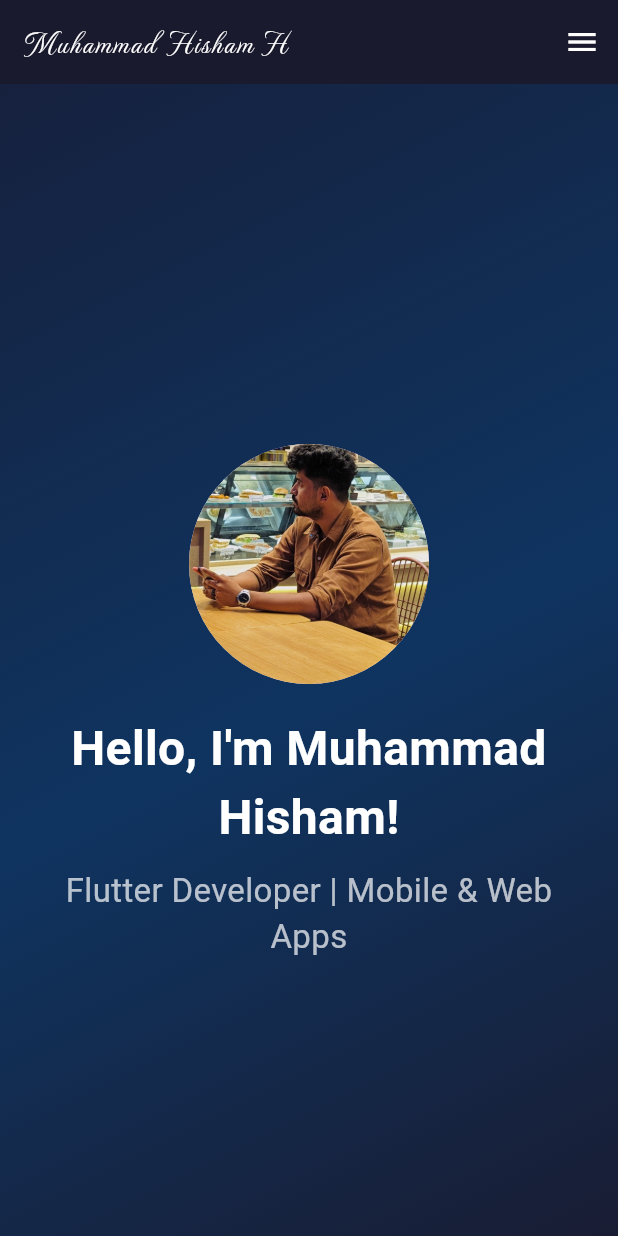
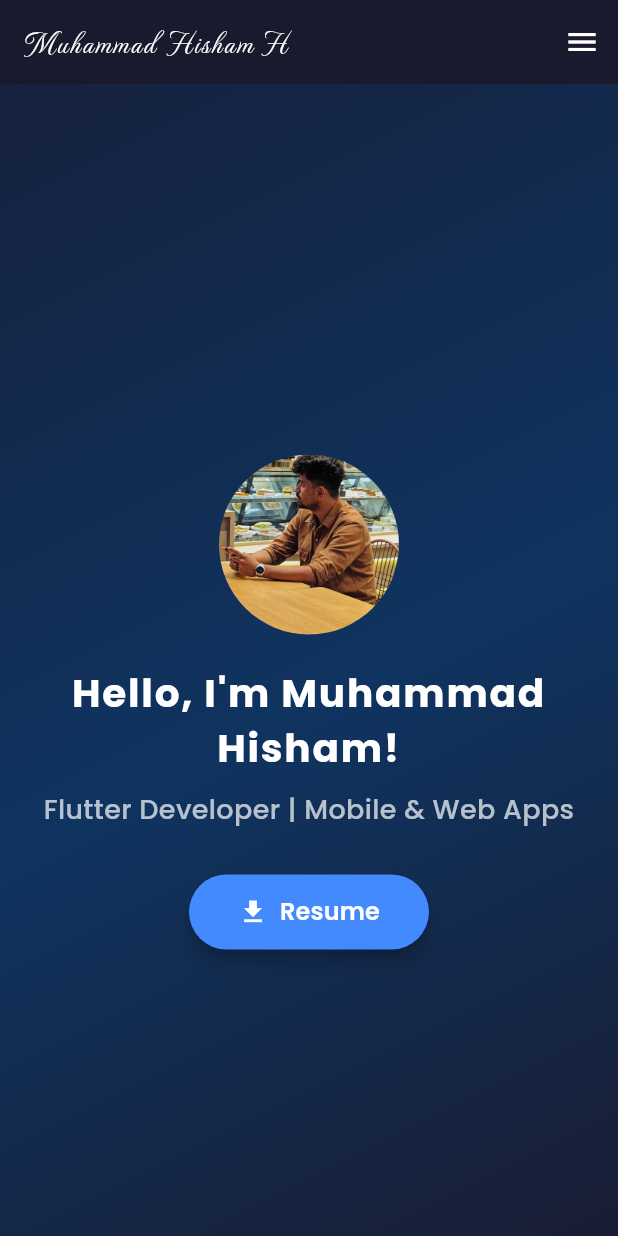
Before and after one commit to hishaamharis/Portfolio, a Flutter app: the screen it shows after launch, on a phone screen of 412 x 824 dp. Run offline on Flutter 3.47's test engine with Material 3 defaults, Android fonts, the phone set to English and light mode, and no system bars; drawn by our look-alikes of scrollable_positioned_list; our stand-ins replace flutter_svg, google_fonts.

Commit message:
Aded resume download section

```diff
--- a/lib/screens/home_screen.dart
+++ b/lib/screens/home_screen.dart
@@ -1,11 +1,30 @@
 import 'package:flutter/material.dart';
+import 'package:google_fonts/google_fonts.dart';
 import 'package:portfolio/constants/app_image.dart';
+import 'package:url_launcher/url_launcher.dart';
 
 class HomeScreen extends StatelessWidget {
   const HomeScreen({super.key});
 
+  // Function to download resume
+  void _downloadResume() async {
+    const url = 'https://drive.google.com/uc?export=download&id=18pZVazUU_rXt5Dq_MhBW_PhcTqDdG5Mh';
+    final uri = Uri.parse(url);
+
+    if (await canLaunchUrl(uri)) {
+      await launchUrl(uri, mode: LaunchMode.externalApplication);
+    } else {
+      debugPrint("Could not launch $url");
+    }
+  }
+
   @override
   Widget build(BuildContext context) {
+    double screenWidth = MediaQuery.of(context).size.width;
+    double avatarRadius = screenWidth < 600 ? 60 : 80;
+    double titleFontSize = screenWidth < 600 ? 26 : 32;
+    double subtitleFontSize = screenWidth < 600 ? 18 : 22;
+
     return Scaffold(
       body: Container(
         decoration: const BoxDecoration(
@@ -19,35 +38,71 @@ class HomeScreen extends StatelessWidget {
             ],
           ),
         ),
-        child: const Center(
+        child: Center(
           child: Padding(
-            padding: EdgeInsets.symmetric(horizontal: 20.0),
+            padding: const EdgeInsets.symmetric(horizontal: 20.0),
             child: Column(
               mainAxisAlignment: MainAxisAlignment.center,
               children: [
                 CircleAvatar(
-                  radius: 80,
-                  backgroundImage: AssetImage(AppImage.meImage),
+                  radius: avatarRadius,
+                  backgroundImage: const AssetImage(AppImage.meImage),
+                  backgroundColor: Colors.transparent,
                 ),
-                SizedBox(height: 20),
+                const SizedBox(height: 20),
                 Text(
-                  'Hello, I\'m Muhammad Hisham!',
-                  style: TextStyle(
-                    fontSize: 32,
+                  "Hello, I'm Muhammad Hisham!",
+                  style: GoogleFonts.poppins(
+                    fontSize: titleFontSize,
                     fontWeight: FontWeight.bold,
                     color: Colors.white,
+                    letterSpacing: 1.2,
                   ),
                   textAlign: TextAlign.center,
                 ),
-                SizedBox(height: 10),
+                const SizedBox(height: 10),
                 Text(
-                  'Flutter Developer | Mobile & Web Apps',
-                  style: TextStyle(
-                    fontSize: 22,
+                  "Flutter Developer | Mobile & Web Apps",
+                  style: GoogleFonts.poppins(
+                    fontSize: subtitleFontSize,
                     color: Colors.white70,
+                    fontWeight: FontWeight.w500,
                   ),
                   textAlign: TextAlign.center,
-                )
+                ),
+                const SizedBox(height: 30),
+                SizedBox(
+                  width: 160,
+                  height: 50,
+                  child: ElevatedButton(
+                    style: ElevatedButton.styleFrom(
+                      backgroundColor: Colors.blueAccent,
+                      elevation: 5,
+                      shape: RoundedRectangleBorder(
+                        borderRadius: BorderRadius.circular(30),
+                      ),
+                    ),
+                    onPressed: _downloadResume,
+                    child: Row(
+                      mainAxisAlignment: MainAxisAlignment.center,
+                      children: [
+                        const Icon(Icons.download, color: Colors.white, size: 20),
+                        const SizedBox(width: 8),
+                        Flexible(
+                          child: Text(
+                            "Resume",
+                            style: GoogleFonts.poppins(
+                              fontSize: 16,
+                              fontWeight: FontWeight.w600,
+                              color: Colors.white,
+                            ),
+                            overflow: TextOverflow.ellipsis,
+                          ),
+                        ),
+                      ],
+                    ),
+                  ),
+                ),
               ],
             ),
           ),
```
